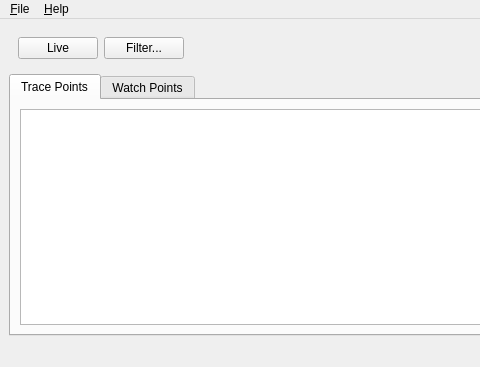
First picture: the form in gui/mainwindow.ui, repository froglogic/tracetool, before the edit; both pictures show x 0 to 480 and y 0 to 367 of the 901 by 367 pixel window.
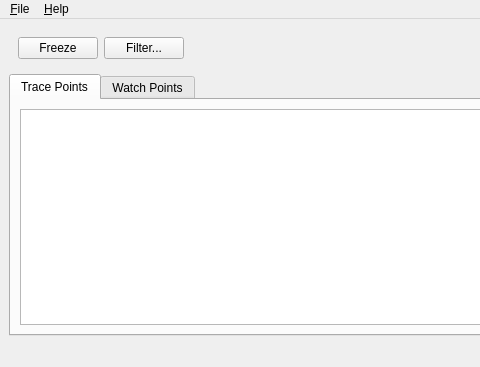
Second picture: the form after the edit.

Commit message:
Made it possible to freeze the data display
This commit introduces a new toggle button labelled 'Freeze' to the GUI
which can be used to suspend or resume updating of the GUI as new data
comes in.

RESOLVE:APP-24

The edit to the form file:
```diff
--- a/gui/mainwindow.ui
+++ b/gui/mainwindow.ui
@@ -21,7 +21,13 @@
        <item>
         <widget class="QPushButton" name="pushButton">
          <property name="text">
-          <string>Live</string>
+          <string>Freeze</string>
+         </property>
+         <property name="checkable">
+          <bool>true</bool>
+         </property>
+         <property name="checked">
+          <bool>false</bool>
          </property>
         </widget>
        </item>
```
Left out of the diff: 2 changed lines with no effect on the pictures. The commit also changes 2 other files.
